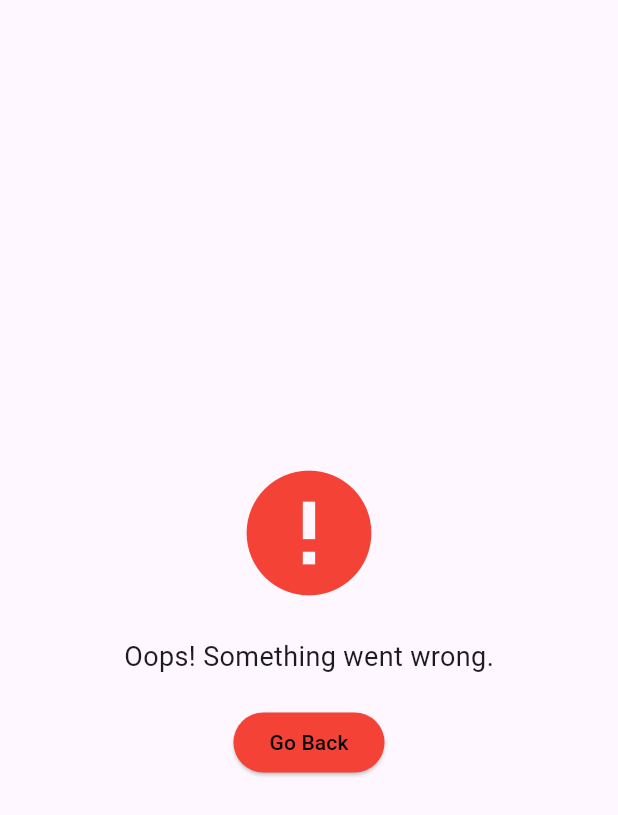
After one commit to Queen103/ioc_app_demo_1, a Flutter app: the ErrorPage screen opened directly, on a phone screen of 412 x 824 dp. The commit adds this screen. Shown: the top 815 px of the screen. Run offline on Flutter 3.47's test engine with Material 3 defaults, Android fonts, the phone set to English and light mode, and no system bars; our stand-ins replace cloud_firestore, firebase_auth, firebase_core, firebase_storage, google_sign_in, page_transition; accounts and stored records are empty.

Commit message:
xong eror page

```diff
--- /dev/null
+++ b/lib/page/errorPage.dart
@@ -0,0 +1,40 @@
+// ignore_for_file: file_names, use_key_in_widget_constructors, prefer_const_constructors
+
+import 'package:flutter/material.dart';
+
+class ErrorPage extends StatelessWidget {
+  @override
+  Widget build(BuildContext context) {
+    return Scaffold(
+      body: Center(
+        child: Column(
+          mainAxisAlignment: MainAxisAlignment.center,
+          children: [
+            Icon(
+              Icons.error,
+              size: 100,
+              color: Colors.red,
+            ),
+            SizedBox(height: 20),
+            Text(
+              'Oops! Something went wrong.',
+              style: TextStyle(fontSize: 18),
+            ),
+            SizedBox(height: 20),
+            ElevatedButton(
+              style: ElevatedButton.styleFrom(backgroundColor: Colors.red),
+              onPressed: () {
+                // Gọi hàm để quay lại trang trước đó
+                Navigator.pop(context);
+              },
+              child: Text(
+                'Go Back',
+                style: TextStyle(color: Colors.black),
+              ),
+            ),
+          ],
+        ),
+      ),
+    );
+  }
+}
--- a/lib/page/requirementPage.dart
+++ b/lib/page/requirementPage.dart
@@ -59,7 +59,7 @@ class RequirementPage extends StatelessWidget {
         return Container(
           padding: EdgeInsets.all(16.0),
           child: Column(
-            crossAxisAlignment: CrossAxisAlignment.start,
+            crossAxisAlignment: CrossAxisAlignment.center,
             children: [
               Image.network(
                 data['url'] ?? '',
```
Also changed, not shown: lib/page/loginPage.dart (+9 -0 lines).
